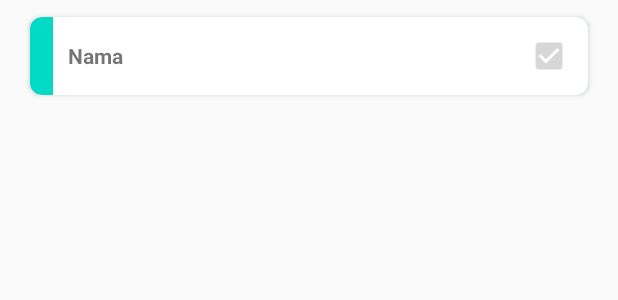
After one commit to budyfriend/Absensi-Mahasiswa, an Android app: the layout item_absensi.xml on its own in the app's theme, with its tools: preview values and no code run, on a phone screen of 412 x 824 dp. The commit adds this screen. Shown: the top 300 px of the screen. Run offline under Robolectric (Android 15) with nearby library versions, the phone set to English and light mode, and no system bars.

Commit message:
Absensi Mahasiswa

```diff
--- /dev/null
+++ b/app/src/main/res/layout/item_absensi.xml
@@ -0,0 +1,41 @@
+<?xml version="1.0" encoding="utf-8"?>
+<androidx.cardview.widget.CardView xmlns:android="http://schemas.android.com/apk/res/android"
+    xmlns:app="http://schemas.android.com/apk/res-auto"
+    xmlns:tools="http://schemas.android.com/tools"
+    android:layout_width="match_parent"
+    android:layout_height="wrap_content"
+    android:layout_marginStart="15dp"
+    android:layout_marginTop="5dp"
+    android:layout_marginEnd="15dp"
+    app:cardBackgroundColor="@color/colorAccent"
+    android:layout_marginBottom="5dp"
+    app:cardCornerRadius="8dp"
+    app:cardUseCompatPadding="true">
+
+    <LinearLayout
+        android:background="@android:color/white"
+        android:layout_marginStart="15dp"
+        android:layout_width="match_parent"
+        android:layout_height="wrap_content"
+        android:orientation="horizontal"
+        android:padding="10dp">
+
+        <TextView
+            android:id="@+id/tv_nama"
+            android:layout_width="wrap_content"
+            android:layout_height="wrap_content"
+            android:layout_weight="1"
+            android:text="Nama"
+            android:textStyle="bold" />
+
+        <CheckBox
+            android:enabled="false"
+            android:id="@+id/cek_kehadiran"
+            android:checked="true"
+            android:layout_width="wrap_content"
+            android:layout_height="wrap_content" />
+
+    </LinearLayout>
+
+
+</androidx.cardview.widget.CardView>
```
Also changed, not shown: app/src/main/java/com/budyfriend_code/absensi/AdapterAbsensiCek.java (added, +113 -0 lines), app/src/main/java/com/budyfriend_code/absensi/DialogAbsensi.java (added, +70 -0 lines), app/src/main/java/com/budyfriend_code/absensi/DialogForm.java (+7 -4 lines), app/src/main/java/com/budyfriend_code/absensi/MainActivity.java (+12 -10 lines), app/src/main/java/com/budyfriend_code/absensi/RecyclerAdapterAbsen.java (added, +91 -0 lines), app/src/main/java/com/budyfriend_code/absensi/dataAbsensi.java (added, +38 -0 lines), app/src/main/res/layout/form_absensi.xml (+18 -3 lines).
